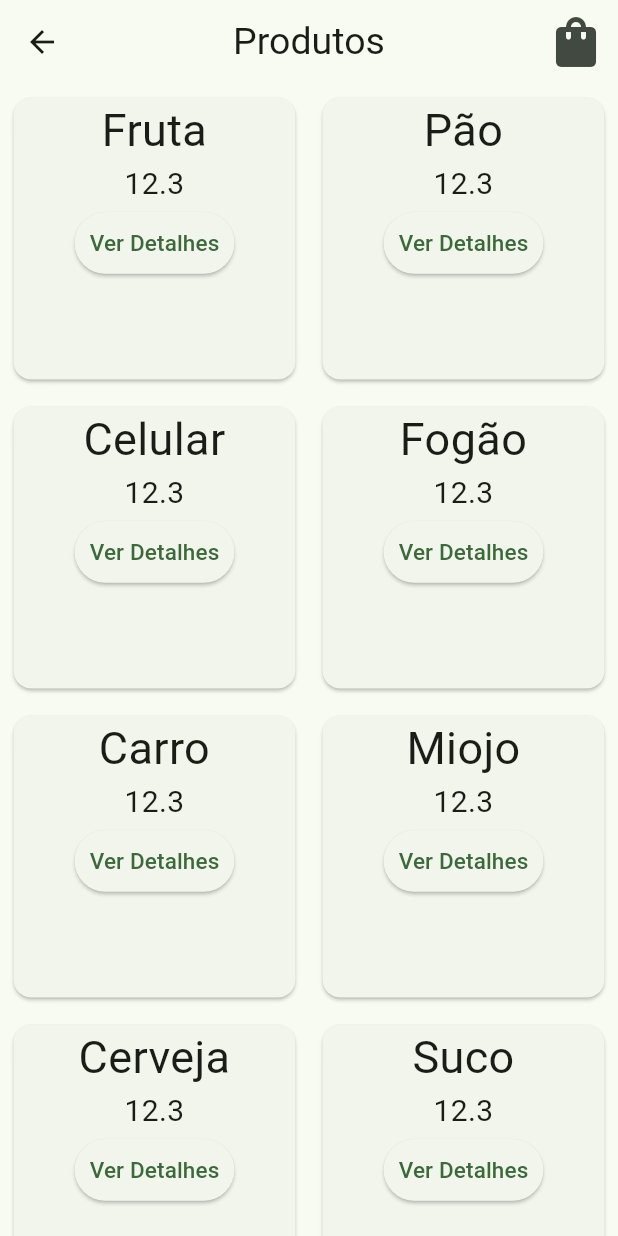
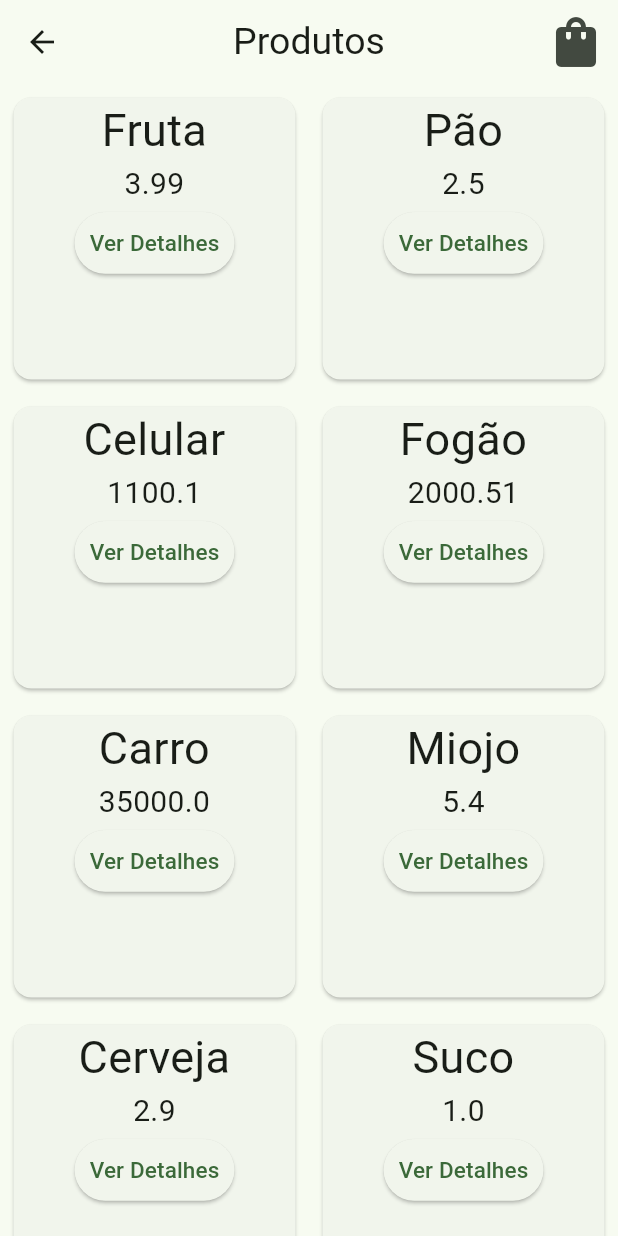
Before and after one commit to Evandru/Mercado, a Flutter app: the screen it shows after launch, after a tap on "Ver Produtos", on a phone screen of 412 x 824 dp. Run offline on Flutter 3.47's test engine with Material 2 defaults, Android fonts, the phone set to English and light mode, and no system bars.

Commit message:
17/09/2023 - 15:03

```diff
--- a/lib/controller/carrinho_controller.dart
+++ b/lib/controller/carrinho_controller.dart
@@ -3,9 +3,7 @@ import 'package:mercado/model/carrinho.dart';
 import 'package:mercado/model/produto.dart';
 
 class CarrinhoController extends ChangeNotifier{
-  CarrinhoController({required this.carrinho});
-
-  final Carrinho carrinho;
+  Carrinho carrinho = Carrinho();
 
   void getValorTotal(){
     double valor = 0;
--- a/lib/controller/produto_controller.dart
+++ b/lib/controller/produto_controller.dart
@@ -21,4 +21,21 @@ class ProdutoController extends ChangeNotifier{
       notifyListeners();
     }
   }
+
+  List<Produto> mockProdutos(){
+    List<Produto> produtos = [
+      Produto(nome: "Fruta", quantidade: 1, unidade: 3.99),
+      Produto(nome: "Pão", quantidade: 1, unidade: 2.5),
+      Produto(nome: "Celular", quantidade: 1, unidade: 1100.10),
+      Produto(nome: "Fogão", quantidade: 1, unidade: 2000.51),
+      Produto(nome: "Carro", quantidade: 1, unidade: 35000.00),
+      Produto(nome: "Miojo", quantidade: 1, unidade: 5.40),
+      Produto(nome: "Cerveja", quantidade: 1, unidade: 2.9),
+      Produto(nome: "Suco", quantidade: 1, unidade: 1.0),
+      Produto(nome: "Teclado", quantidade: 1, unidade: 249.99),
+      Produto(nome: "Televisão", quantidade: 1, unidade: 1500.00),
+      Produto(nome: "Computador", quantidade: 1, unidade: 5000.11)
+    ];
+    return produtos;
+  }
 }
--- a/lib/main.dart
+++ b/lib/main.dart
@@ -1,11 +1,19 @@
 import 'package:flutter/material.dart';
+import 'package:mercado/controller/carrinho_controller.dart';
+import 'package:mercado/controller/produto_controller.dart';
 import 'package:mercado/view/carrinho/carrinho_page.dart';
 import 'package:mercado/view/home/home_page.dart';
 import 'package:mercado/view/produtos/produtos_page.dart';
+import 'package:provider/provider.dart';
 
 void main() {
   runApp(
-    const MyAppWidget()
+    MultiProvider(providers: [
+      ChangeNotifierProvider<ProdutoController>(create: (_) => ProdutoController()),
+      ChangeNotifierProvider<CarrinhoController>(create: (_) => CarrinhoController())
+    ],
+    child: MyAppWidget()
+    )
   );
 }
 
@@ -25,7 +33,7 @@ class MyAppWidget extends StatelessWidget {
         '/': (context) => const HomePage(),
         '/produtos': (context) => const ProdutosPage(),
         // '/produto': (context) => ProdutoPage(),
-        '/carrinho': (context) => const CarrinhoPage()
+        '/carrinho': (context) =>  CarrinhoPage()
       },
     );
   }
--- a/lib/view/produtos/produtos_page.dart
+++ b/lib/view/produtos/produtos_page.dart
@@ -1,6 +1,9 @@
 import 'package:flutter/material.dart';
+import 'package:mercado/controller/produto_controller.dart';
+import 'package:mercado/model/produto.dart';
 import 'package:mercado/view/produtos/widgets/produto_widget.dart';
 import 'package:mercado/view/shared/widgets/custom_appbar.dart';
+import 'package:provider/provider.dart';
 
 class ProdutosPage extends StatefulWidget {
   const ProdutosPage({super.key});
@@ -10,22 +13,20 @@ class ProdutosPage extends StatefulWidget {
 }
 
 class _ProdutosPageState extends State<ProdutosPage> {
+  late ProdutoController produtoController;
+
   @override
   Widget build(BuildContext context) {
+    produtoController = Provider.of<ProdutoController>(context);
+    List<Produto> listaProdutos = produtoController.mockProdutos();
+
     return Scaffold(
       appBar: customAppBarWithTitle(context, "Produtos"),
-      body: GridView.count(crossAxisCount: 2, children: const [
-        ProdutoWidget(nome: "Fruta", valor: 12.3),
-        ProdutoWidget(nome: "Pão", valor: 12.3),
-        ProdutoWidget(nome: "Celular", valor: 12.3),
-        ProdutoWidget(nome: "Fogão", valor: 12.3),
-        ProdutoWidget(nome: "Carro", valor: 12.3),
-        ProdutoWidget(nome: "Miojo", valor: 12.3),
-        ProdutoWidget(nome: "Cerveja", valor: 12.3),
-        ProdutoWidget(nome: "Suco", valor: 12.3),
-        ProdutoWidget(nome: "Teclado", valor: 12.3),
-        ProdutoWidget(nome: "Televisão", valor: 12.3),
-        ProdutoWidget(nome: "Computadores", valor: 12.3)
+      body: GridView.count(crossAxisCount: 2, children: [
+
+        for(Produto produto in listaProdutos)
+          ProdutoWidget(produto: produto)
+
       ]),
     );
   }
--- a/lib/view/produtos/widgets/produto_widget.dart
+++ b/lib/view/produtos/widgets/produto_widget.dart
@@ -3,29 +3,26 @@ import 'package:mercado/model/produto.dart';
 import 'package:mercado/view/produto/produto_page.dart';
 
 class ProdutoWidget extends StatelessWidget {
-  const ProdutoWidget({super.key, required this.nome, required this.valor});
+  const ProdutoWidget({super.key, required this.produto});
 
-  final String nome;
-  final double valor;
-
+  final Produto produto;
 
 
   @override
   Widget build(BuildContext context) {
     return GestureDetector(
       onTap: () {
-        // Navigator.of(context).pushNamed('/produto');
         Navigator.push(
         context,
         MaterialPageRoute(
-            builder: (context) => ProdutoPage(produto: Produto(nome: nome, quantidade: 1, unidade: valor),)));
+            builder: (context) => ProdutoPage(produto: Produto(nome: produto.nome, quantidade: 1, unidade: produto.unidade),)));
       },
       child: Container(
         margin: const EdgeInsets.symmetric(vertical: 5, horizontal: 5),
         child: Card(
           child: Column(
             children: [
-              Text(nome,overflow: TextOverflow.ellipsis,
+              Text(produto.nome,overflow: TextOverflow.ellipsis,
                   textAlign: TextAlign.center,
                   style: const TextStyle(
                     fontSize: 30,
@@ -34,14 +31,21 @@ class ProdutoWidget extends StatelessWidget {
                 width: double.infinity,
                 height: 30,
                 child: Text(
-                  "$valor",
+                  produto.unidade.toString(),
                   textAlign: TextAlign.center,
                   style: const TextStyle(fontSize: 20),
                 ),
               ),
               ElevatedButton(
                   onPressed: () {
-                    Navigator.of(context).pushNamed('/produto');
+                    Navigator.push(
+                      context,
+                      MaterialPageRoute(
+                        builder: (context) => ProdutoPage(
+                          produto: produto
+                        )
+                      )
+                    );
                   },
                   style: ButtonStyle(
                       padding: MaterialStateProperty.resolveWith(
```
Also changed, not shown: lib/view/carrinho/carrinho_page.dart (+28 -8 lines), lib/view/carrinho/widgets/produto_carrinho.dart (+29 -12 lines), lib/view/produto/produto_page.dart (+27 -7 lines).
